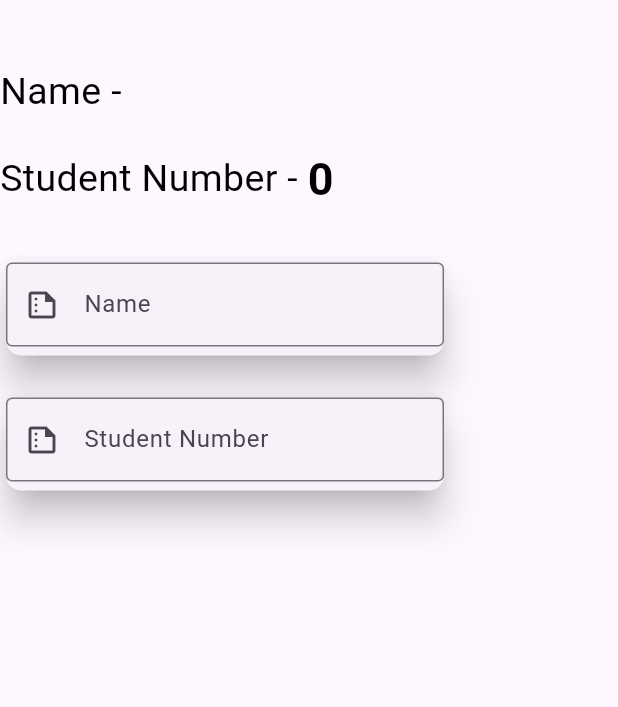
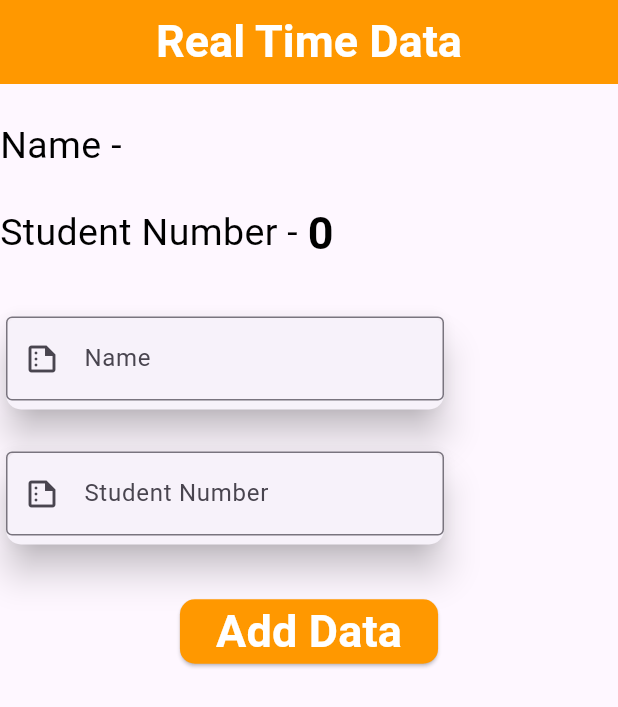
Before and after one commit to NaVindu0315/Flutter-Widgets, a Flutter app: the RealData screen opened directly, on a phone screen of 412 x 824 dp. Shown: the top 707 px of the screen. Run offline on Flutter 3.47's test engine with Material 3 defaults, Android fonts, the phone set to English and light mode, and no system bars; our stand-ins replace firebase_core; accounts and stored records are empty.

Commit message:
ui finished

```diff
--- a/lib/firebase/realtime.dart
+++ b/lib/firebase/realtime.dart
@@ -28,10 +28,24 @@ class _RealDataState extends State<RealData> {
   @override
   Widget build(BuildContext context) {
     return Scaffold(
+        appBar: AppBar(
+          // preferredSize: Size.fromHeight(kToolbarHeight + 20),
+          backgroundColor: Colors.orange,
+          title: Center(
+            child: Text(
+              'Real Time Data',
+              style: TextStyle(
+                  color: Colors.white,
+                  fontWeight: FontWeight.bold,
+                  fontSize: 30.0),
+            ),
+          ),
+          iconTheme: IconThemeData(color: Colors.white),
+        ),
         body: SafeArea(
           child: Column(mainAxisSize: MainAxisSize.min, children: [
             SizedBox(
-          height: 40.0,
+              height: 20.0,
             ),
             Row(
               children: [
@@ -135,6 +149,32 @@ class _RealDataState extends State<RealData> {
                 ),
               ],
             ),
+            SizedBox(
+              height: 30,
+            ),
+            Row(
+              children: [
+                Spacer(),
+                ElevatedButton(
+                  style: ElevatedButton.styleFrom(
+                    primary: Colors.orange,
+                    onPrimary: Colors.white,
+                    shape: RoundedRectangleBorder(
+                      borderRadius: BorderRadius.circular(10), // border radius
+                    ),
+                  ),
+                  onPressed: () {
+                    // button press action
+                  },
+                  child: Text(
+                    'Add Data',
+                    style:
+                        TextStyle(fontSize: 30.0, fontWeight: FontWeight.bold),
+                  ),
+                ),
+                Spacer(),
+              ],
+            ),
           ]),
         ));
   }
```
Lines whose indentation alone changed are shown as unchanged.
